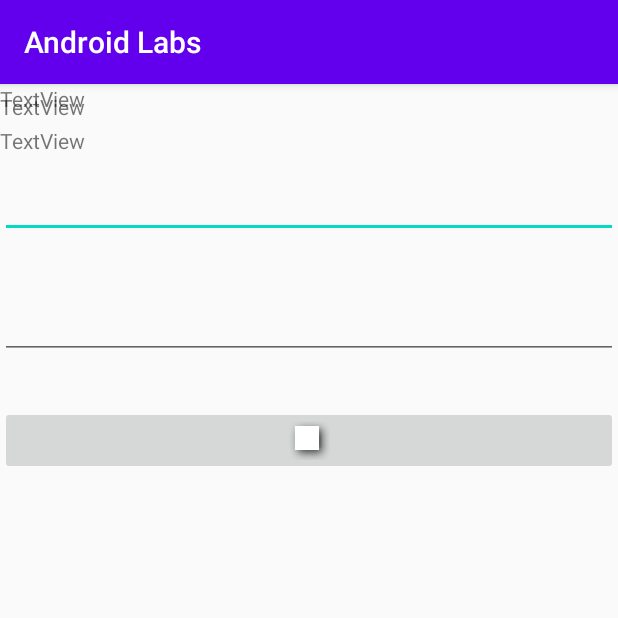
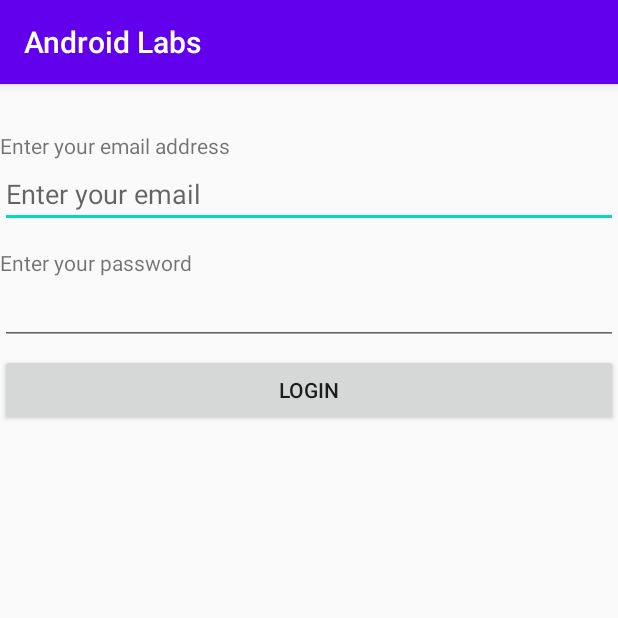
Before and after one commit to Maid0017/AndroidLabs, an Android app: the screen it shows after launch (ProfileActivity before the commit, MainActivity after it), on a phone screen of 412 x 824 dp, the top half of it. Run offline under Robolectric (Android 15) with nearby library versions, the phone set to English and light mode, and no system bars.

Commit message:
Final Lab3

```diff
--- a/app/src/main/AndroidManifest.xml
+++ b/app/src/main/AndroidManifest.xml
@@ -9,13 +9,16 @@
         android:roundIcon="@mipmap/ic_launcher_round"
         android:supportsRtl="true"
         android:theme="@style/AppTheme">
-        <activity android:name=".ProfileActivity">
+        android:debuggable="true"
+        <activity android:name=".MainActivity">
             <intent-filter>
                 <action android:name="android.intent.action.MAIN" />
 
                 <category android:name="android.intent.category.LAUNCHER" />
             </intent-filter>
         </activity>
+        <activity android:name=".ProfileActivity">
+        </activity>
     </application>
 
 </manifest>
--- a/app/src/main/java/com/example/androidlabs/MainActivity.java
+++ b/app/src/main/java/com/example/androidlabs/MainActivity.java
@@ -1,8 +1,10 @@
 package com.example.androidlabs;
 
+import android.content.Intent;
 import android.content.SharedPreferences;
 import android.os.Bundle;
 import android.preference.PreferenceManager;
+import android.util.Log;
 import android.view.View;
 import android.widget.Button;
 import android.widget.CheckBox;
@@ -21,15 +23,14 @@ public class MainActivity extends AppCompatActivity {
     private EditText emailEdit;
     private EditText passwordEdit;
     private Button loginButton;
-
+    private static final String TAG = "MainActivity";
     @Override
     protected void onCreate(Bundle savedInstanceState) {
         super.onCreate(savedInstanceState);
         setContentView(R.layout.activity_email);
-
-    passwordEdit = (EditText) findViewById(R.id.passwordEdit);
-    emailEdit = (EditText) findViewById(R.id.emailEdit);
-    loginButton = (Button) findViewById(R.id.loginButton);
+    passwordEdit = findViewById(R.id.passwordEdit);
+    emailEdit = findViewById(R.id.emailEdit);
+    loginButton = findViewById(R.id.loginButton);
 
     mPreferences = PreferenceManager.getDefaultSharedPreferences(this);
     mEditor = mPreferences.edit();
@@ -42,6 +43,9 @@ public class MainActivity extends AppCompatActivity {
         String password = passwordEdit.getText().toString();
         mEditor.putString(getString(R.string.password), password);
         mEditor.commit();
+
+        Intent i = new Intent(MainActivity.this, ProfileActivity.class);
+        startActivity(i);
     });
 
     }
--- /dev/null
+++ b/app/src/main/res/layout/activity_email.xml
@@ -0,0 +1,59 @@
+<?xml version="1.0" encoding="utf-8"?>
+<androidx.constraintlayout.widget.ConstraintLayout xmlns:android="http://schemas.android.com/apk/res/android"
+    xmlns:app="http://schemas.android.com/apk/res-auto"
+    xmlns:tools="http://schemas.android.com/tools"
+    android:layout_width="match_parent"
+    android:layout_height="match_parent"
+    android:orientation="vertical"
+    tools:context=".MainActivity">
+
+    <TextView
+        android:id="@+id/emailText"
+        android:layout_width="0dp"
+        android:layout_height="wrap_content"
+        android:layout_marginTop="31dp"
+        android:text="@string/emailText"
+        app:layout_constraintEnd_toEndOf="parent"
+        app:layout_constraintStart_toStartOf="parent"
+        app:layout_constraintTop_toTopOf="parent" />
+
+    <EditText
+        android:id="@+id/emailEdit"
+        android:layout_width="0dp"
+        android:layout_height="wrap_content"
+        android:hint="@string/emailEdit"
+        android:inputType="textEmailAddress"
+        app:layout_constraintEnd_toEndOf="parent"
+        app:layout_constraintStart_toStartOf="parent"
+        app:layout_constraintTop_toBottomOf="@+id/emailText" />
+
+    <TextView
+        android:id="@+id/passwordText"
+        android:layout_width="0dp"
+        android:layout_height="wrap_content"
+        android:layout_marginTop="13dp"
+        android:text="Enter your password"
+        app:layout_constraintEnd_toEndOf="parent"
+        app:layout_constraintStart_toStartOf="parent"
+        app:layout_constraintTop_toBottomOf="@+id/emailEdit" />
+
+    <EditText
+        android:id="@+id/passwordEdit"
+        android:layout_width="0dp"
+        android:layout_height="wrap_content"
+        android:inputType="textPassword"
+        app:layout_constraintEnd_toEndOf="parent"
+        app:layout_constraintStart_toStartOf="parent"
+        app:layout_constraintTop_toBottomOf="@+id/passwordText" />
+
+    <Button
+        android:id="@+id/loginButton"
+        android:layout_width="0dp"
+        android:layout_height="wrap_content"
+        android:layout_marginTop="6dp"
+        android:text="@string/loginButton"
+        app:layout_constraintEnd_toEndOf="parent"
+        app:layout_constraintStart_toStartOf="parent"
+        app:layout_constraintTop_toBottomOf="@+id/passwordEdit" />
+
+</androidx.constraintlayout.widget.ConstraintLayout>
--- a/app/src/main/res/layout/activity_profile.xml
+++ b/app/src/main/res/layout/activity_profile.xml
@@ -11,7 +11,8 @@
         android:layout_width="wrap_content"
         android:layout_height="wrap_content"
         android:layout_marginTop="5dp"
-        android:text="TextView"
+        android:text="@string/profileText"
+
         app:layout_constraintStart_toStartOf="parent"
         app:layout_constraintTop_toTopOf="parent" />
 
@@ -20,7 +21,7 @@
         android:layout_width="match_parent"
         android:layout_height="wrap_content"
         android:layout_marginTop="28dp"
-        android:text="TextView"
+        android:text="@string/nameText"
         app:layout_constraintStart_toStartOf="parent"
         app:layout_constraintTop_toTopOf="parent" />
 
@@ -29,6 +30,7 @@
         android:layout_width="0dp"
         android:layout_height="wrap_content"
         android:layout_marginTop="10dp"
+        android:hint="@string/nameEdit"
         app:layout_constraintEnd_toEndOf="parent"
         app:layout_constraintStart_toStartOf="parent"
         app:layout_constraintTop_toBottomOf="@+id/nameText" />
@@ -38,6 +40,7 @@
         android:layout_width="0dp"
         android:layout_height="wrap_content"
         android:layout_marginTop="8dp"
+        android:text="@string/emailEdit"
         app:layout_constraintEnd_toEndOf="parent"
         app:layout_constraintHorizontal_bias="0.0"
         app:layout_constraintStart_toStartOf="parent"
@@ -48,6 +51,7 @@
         android:layout_width="0dp"
         android:layout_height="wrap_content"
         android:layout_marginTop="8dp"
+        android:hint="@string/emailEdit"
         app:layout_constraintEnd_toEndOf="parent"
         app:layout_constraintHorizontal_bias="0.0"
         app:layout_constraintStart_toStartOf="parent"
@@ -58,6 +62,7 @@
         android:layout_width="0dp"
         android:layout_height="wrap_content"
         android:layout_marginTop="4dp"
+        android:text="@string/pictureText"
         app:layout_constraintEnd_toEndOf="parent"
         app:layout_constraintHorizontal_bias="0.0"
         app:layout_constraintStart_toStartOf="parent"
@@ -75,9 +80,11 @@
 
     <TextView
         android:id="@+id/clickBtnText"
-        android:layout_width="match_parent"
+        android:layout_width="0dp"
         android:layout_height="wrap_content"
-        android:text="TextView"
-        tools:layout_editor_absoluteX="4dp"
-        tools:layout_editor_absoluteY="261dp" />
+        android:layout_marginTop="2dp"
+        android:text="@string/clickBtnText"
+        app:layout_constraintEnd_toEndOf="parent"
+        app:layout_constraintStart_toStartOf="parent"
+        app:layout_constraintTop_toBottomOf="@+id/confirmImgBtn" />
 </androidx.constraintlayout.widget.ConstraintLayout>
--- a/app/src/main/res/values/strings.xml
+++ b/app/src/main/res/values/strings.xml
@@ -8,4 +8,14 @@
     <string name="ToastMessage">Here is more information</string>
     <string name="email" translatable="false">sharedpreferences.email</string>
     <string name="password" translatable="false">sharedpreferences.password</string>
+    <string name="nameText">Your Name:</string>
+    <string name="profileText">Your Profile</string>
+    <string name="nameEdit">Enter your name</string>
+    <string name="emailEdit">Enter your email</string>
+    <string name="pictureText">Your picture:</string>
+    <string name="clickBtnText">Click the button above to take a picture</string>
+    <string name="emailText">Enter your email address</string>
+    <string name="passwordText">Enter your password</string>
+    <string name="loginButton">LOGIN</string>
+    <string name="emailEdit2">Your email:</string>
 </resources>
```
Also changed, not shown: app/src/main/java/com/example/androidlabs/ProfileActivity.java (+11 -6 lines), 1 other file.
